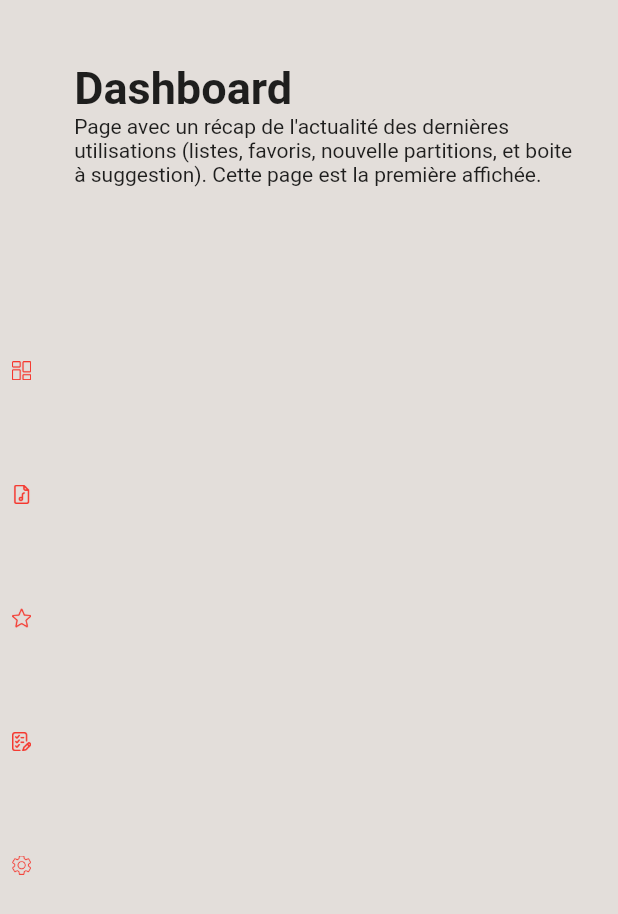
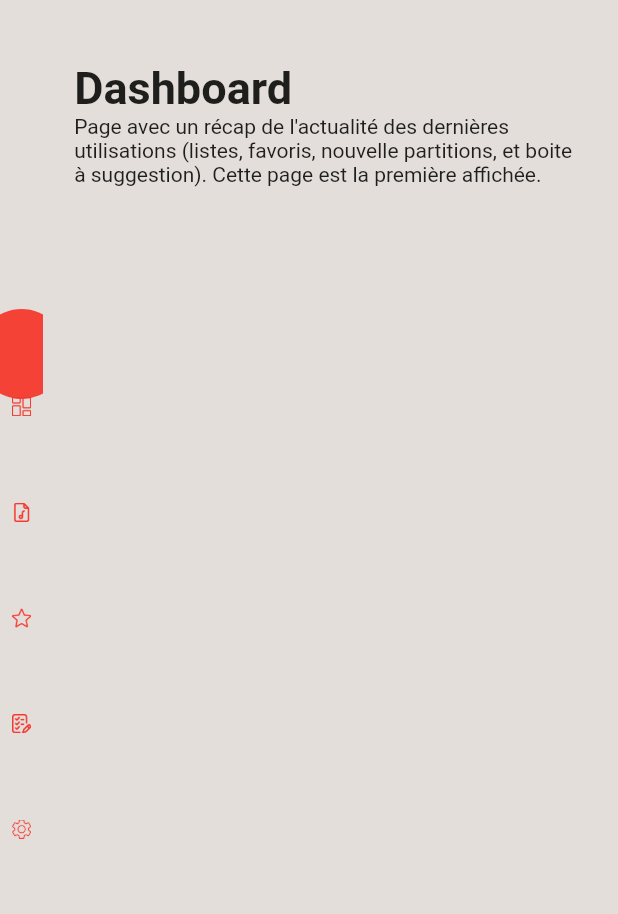
Before and after one commit to deadLocks21/my_song_book, a Flutter app: the screen it shows after launch, on a phone screen of 412 x 824 dp. Shown: the top 914 px of the screen. Run offline on Flutter 3.47's test engine with Material 2 defaults, Android fonts, the phone set to English and light mode, and no system bars.

Commit message:
Little circle for know the selected menu

```diff
--- a/lib/components/HomeMenu/HomeMenu.dart
+++ b/lib/components/HomeMenu/HomeMenu.dart
@@ -1,26 +1,35 @@
 import 'package:flutter/material.dart';
 import 'package:my_song_book/components/HomeMenu/MenuButton.dart';
+import 'package:my_song_book/components/HomeMenu/PlaceGetter.dart';
+import 'package:my_song_book/components/HomeMenu/SelectedMenu.dart';
 
 class HomeMenu extends StatelessWidget {
-  const HomeMenu({Key? key}) : super(key: key);
+  HomeMenu({Key? key}) : super(key: key);
+  final PlaceGetter placeGetter =  PlaceGetter.instance;
 
   @override
   Widget build(BuildContext context) {
-    return Container(
-      alignment: Alignment.center,
+    return SizedBox(
       width: MediaQuery.of(context).size.width * 0.07,
-      child: SizedBox(
-        height: MediaQuery.of(context).size.height * 0.5,
-        child: Column(
-          mainAxisAlignment: MainAxisAlignment.spaceAround,
-          children: [
-            MenuButton(icon: "dashboard", value: 1),
-            MenuButton(icon: "sheets", value: 2),
-            MenuButton(icon: "favorites", value: 3),
-            MenuButton(icon: "lists", value: 4),
-            MenuButton(icon: "settings", value: 5),
-          ],
-        ),
+      height: MediaQuery.of(context).size.height,
+      child: Stack(
+        alignment: Alignment.center,
+        children: [
+          SelectedMenu(),
+          SizedBox(
+            height: MediaQuery.of(context).size.height * 0.4,
+            child: Column(
+              mainAxisAlignment: MainAxisAlignment.spaceBetween,
+              children: [
+                MenuButton(icon: "dashboard", value: 1, key: placeGetter.dashboard,),
+                MenuButton(icon: "sheets", value: 2, key: placeGetter.sheets,),
+                MenuButton(icon: "favorites", value: 3, key: placeGetter.favorites,),
+                MenuButton(icon: "lists", value: 4, key: placeGetter.lists,),
+                MenuButton(icon: "settings", value: 5, key: placeGetter.settings,),
+              ],
+            ),
+          ),
+        ],
       ),
     );
   }
--- a/lib/components/HomeMenu/MenuButton.dart
+++ b/lib/components/HomeMenu/MenuButton.dart
@@ -1,19 +1,45 @@
+// import 'package:flutter/material.dart';
+// import 'package:my_song_book/components/HomeMenu/HomeMenuManager.dart';
+
+// class MenuButton extends StatelessWidget {
+//   MenuButton({Key? key, this.icon = "", this.value = 0}) : super(key: key);
+//   HomeMenuManager homeMenuManager = HomeMenuManager.instance;
+//   String icon;
+//   int value;
+
+//   @override
+//   Widget build(BuildContext context) {
+//     return IconButton(
+//       icon: Image.asset("assets/" + icon + ".png"),
+//       onPressed: () {
+//         homeMenuManager.changeIndex(value);
+//       },
+//     );
+//   }
+// }
+
 import 'package:flutter/material.dart';
 import 'package:my_song_book/components/HomeMenu/HomeMenuManager.dart';
 
-class MenuButton extends StatelessWidget {
+class MenuButton extends StatefulWidget {
   MenuButton({Key? key, this.icon = "", this.value = 0}) : super(key: key);
-  HomeMenuManager homeMenuManager = HomeMenuManager.instance;
   String icon;
   int value;
 
   @override
+  _MenuButtonState createState() => _MenuButtonState();
+}
+
+class _MenuButtonState extends State<MenuButton> {
+  HomeMenuManager homeMenuManager = HomeMenuManager.instance;
+
+  @override
   Widget build(BuildContext context) {
     return IconButton(
-      // icon: Icon(Icons.safety_divider),
-      icon: Image.asset("assets/" + icon + ".png"),
+      // key: widget.key,
+      icon: Image.asset("assets/" + widget.icon + ".png"),
       onPressed: () {
-        homeMenuManager.changeIndex(value);
+        homeMenuManager.changeIndex(widget.value);
       },
     );
   }
--- /dev/null
+++ b/lib/components/HomeMenu/PlaceGetter.dart
@@ -0,0 +1,13 @@
+import 'package:flutter/widgets.dart';
+
+class PlaceGetter {
+  PlaceGetter._private();
+  static final PlaceGetter _instance = PlaceGetter._private();
+  static PlaceGetter get instance => _instance;
+
+  GlobalKey dashboard = GlobalKey();
+  GlobalKey sheets = GlobalKey();
+  GlobalKey favorites = GlobalKey();
+  GlobalKey lists = GlobalKey();
+  GlobalKey settings = GlobalKey();
+}
--- /dev/null
+++ b/lib/components/HomeMenu/SelectedMenu.dart
@@ -0,0 +1,74 @@
+import 'package:flutter/material.dart';
+import 'package:my_song_book/components/HomeMenu/HomeMenuManager.dart';
+import 'package:my_song_book/components/HomeMenu/PlaceGetter.dart';
+
+class SelectedMenu extends StatefulWidget {
+  const SelectedMenu({Key? key}) : super(key: key);
+
+  @override
+  _SelectedMenuState createState() => _SelectedMenuState();
+}
+
+class _SelectedMenuState extends State<SelectedMenu> {
+  final HomeMenuManager homeMenuManager = HomeMenuManager.instance;
+  final PlaceGetter placeGetter = PlaceGetter.instance;
+  double top = 206;
+
+  @override
+  void initState() {
+    super.initState();
+    homeMenuManager.addListener(editPage);
+  }
+
+  editPage() {
+    setState(
+      () {
+        RenderBox? renderBox;
+        switch (homeMenuManager.index) {
+          case 2:
+            renderBox = placeGetter.sheets.currentContext?.findRenderObject()
+                as RenderBox;
+            break;
+          case 3:
+            renderBox = placeGetter.favorites.currentContext?.findRenderObject()
+                as RenderBox;
+            break;
+          case 4:
+            renderBox = placeGetter.lists.currentContext?.findRenderObject()
+                as RenderBox;
+            break;
+          case 5:
+            renderBox = placeGetter.settings.currentContext?.findRenderObject()
+                as RenderBox;
+            break;
+          default:
+            renderBox = placeGetter.dashboard.currentContext?.findRenderObject()
+                as RenderBox;
+        }
+
+        final Size size = renderBox.size;
+        final Offset offset = renderBox.localToGlobal(Offset.zero);
+        top = offset.dy - 10;
+        print(top);
+      },
+    );
+  }
+
+  @override
+  Widget build(BuildContext context) {
+    return AnimatedPositioned(
+      duration: const Duration(milliseconds: 400),
+      top: top,
+      curve: Curves.easeInOutBack,
+      child: Container(
+        height: 60,
+        width: 60,
+        decoration: BoxDecoration(
+          color: Colors.red,
+          shape: BoxShape.circle,
+        ),
+        child: Text(" "),
+      ),
+    );
+  }
+}
--- a/lib/components/HomePage.dart
+++ b/lib/components/HomePage.dart
@@ -20,7 +20,7 @@ class _HomePageState extends State<HomePage> {
         color: const Color(0xFFE3DEDA),
         child: Row(
           children: [
-            const HomeMenu(),
+            HomeMenu(),
             ChooseContent()
             // ValueListenableBuilder(valueListenable: homeMenuManager.index,)
           ],
```
